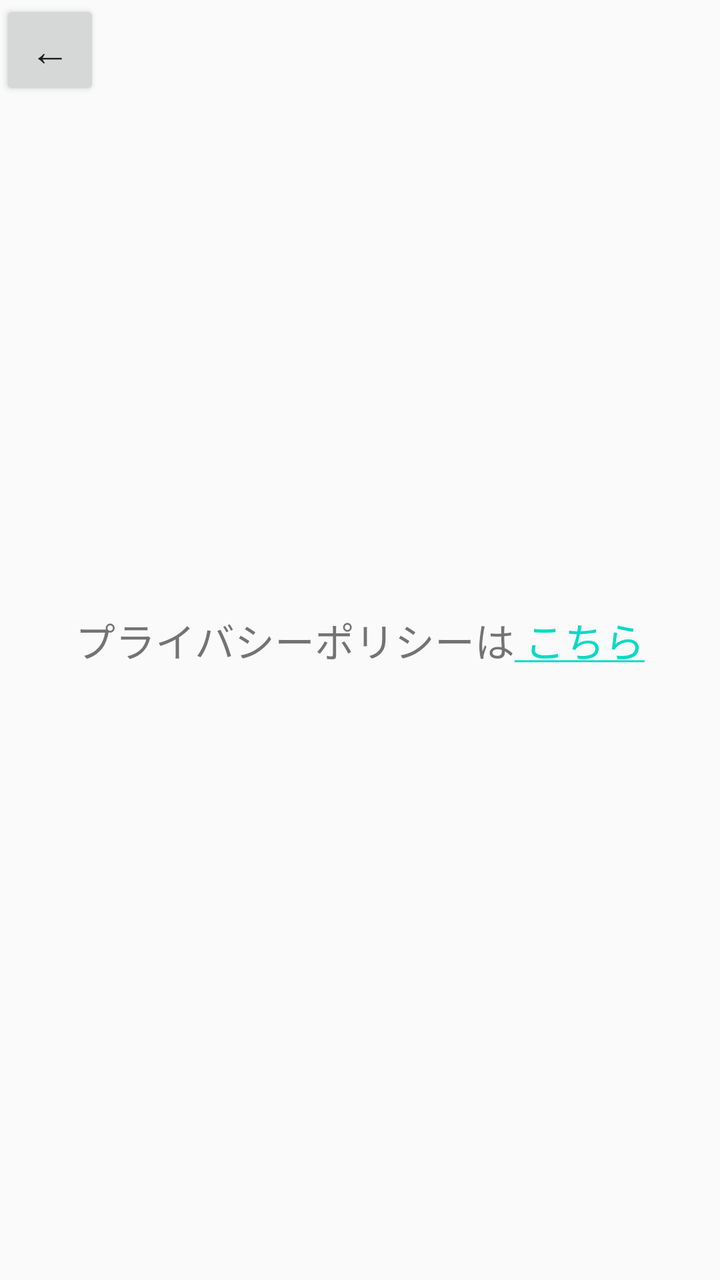
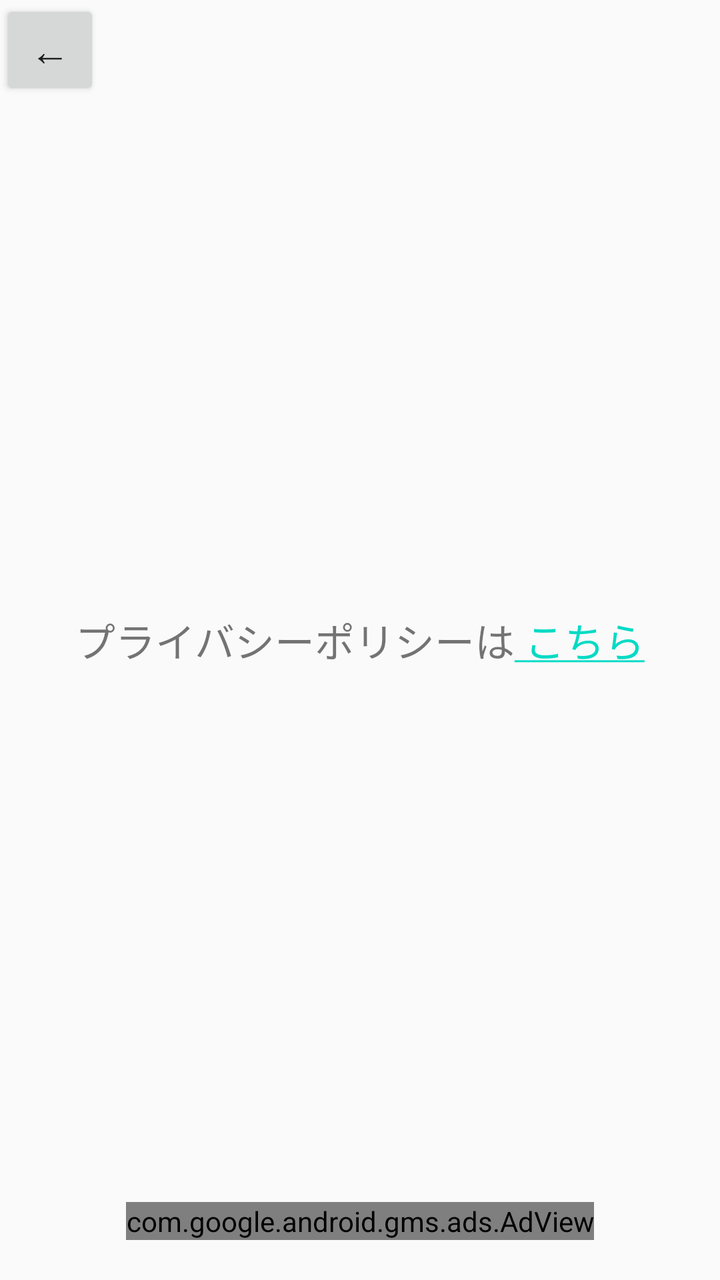

An Android layout rendered at two revisions. The XML below is the earlier revision; the diff shows what the commit changed to produce the second picture.
<!-- AndroidManifest.xml: application theme Theme.ImageRotateApplication -->
<!-- res/layout/activity_privacy.xml -->
<?xml version="1.0" encoding="utf-8"?>
<androidx.constraintlayout.widget.ConstraintLayout xmlns:android="http://schemas.android.com/apk/res/android"
    xmlns:app="http://schemas.android.com/apk/res-auto"
    xmlns:tools="http://schemas.android.com/tools"
    android:layout_width="match_parent"
    android:layout_height="match_parent"
    tools:context=".PrivacyActivity">

    <TextView
        android:id="@+id/textView"
        android:layout_width="wrap_content"
        android:layout_height="wrap_content"
        android:text="@string/text"
        android:textSize="20dp"
        app:layout_constraintBottom_toBottomOf="parent"
        app:layout_constraintEnd_toEndOf="parent"
        app:layout_constraintStart_toStartOf="parent"
        app:layout_constraintTop_toTopOf="parent" />

    <Button
        android:id="@+id/BackButton"
        android:layout_width="50dp"
        android:layout_height="50dp"
        android:onClick="BackButton"
        android:textSize="20sp"
        app:iconPadding="0dp"
        android:text="←"
        app:layout_constraintStart_toStartOf="parent"
        app:layout_constraintTop_toTopOf="parent" />
</androidx.constraintlayout.widget.ConstraintLayout>
<!-- resources referenced by this layout -->
<resources>
  <string name="text">プライバシーポリシーは<a href="https://www.dropbox.com/s/70uyttqidhhtxon/%E7%94%     BB%E5%83%8F%E5%9B%9E%E8%BB%A2%E3%80%80%EF%BD%9E%E7%94%BB%E5%83%8F%E3%81%AE%E5%90%91%E3%81%8D%E3%     82%92%E5%A4%89%E3%81%88%E3%82%8B%E3%82%A2%E3%83%97%E3%83%AA%EF%BD%9E%E3%80%80Privacy%20Policy.pdf?dl=0">
          こちら</a></string>
  <style name="Theme.ImageRotateApplication" parent="Theme.AppCompat.Light.NoActionBar">
          
          <item name="colorPrimary">@color/purple_500</item>
          <item name="colorPrimaryDark">@color/purple_700</item>
          <item name="colorAccent">@color/teal_200</item>
          
      </style>
  <color name="purple_500">#FF6200EE</color>
  <color name="purple_700">#FF3700B3</color>
  <color name="teal_200">#FF03DAC5</color>
</resources>

<!-- the commit's change to res/layout/activity_privacy.xml (unified diff, before → after) -->
@@ -4,6 +4,7 @@
     xmlns:tools="http://schemas.android.com/tools"
     android:layout_width="match_parent"
     android:layout_height="match_parent"
+    xmlns:ads="http://schemas.android.com/apk/res-auto"
     tools:context=".PrivacyActivity">
 
     <TextView
@@ -27,4 +28,17 @@
         android:text="←"
         app:layout_constraintStart_toStartOf="parent"
         app:layout_constraintTop_toTopOf="parent" />
+
+    <com.google.android.gms.ads.AdView
+        android:id="@+id/adView2"
+        android:layout_width="wrap_content"
+        android:layout_height="wrap_content"
+        android:layout_marginBottom="20dp"
+        ads:adSize="BANNER"
+        ads:adUnitId="ca-app-pub-3940256099942544/6300978111"
+        app:layout_constraintBottom_toBottomOf="parent"
+        app:layout_constraintEnd_toEndOf="parent"
+        app:layout_constraintStart_toStartOf="parent" />
+    
+
 </androidx.constraintlayout.widget.ConstraintLayout>
